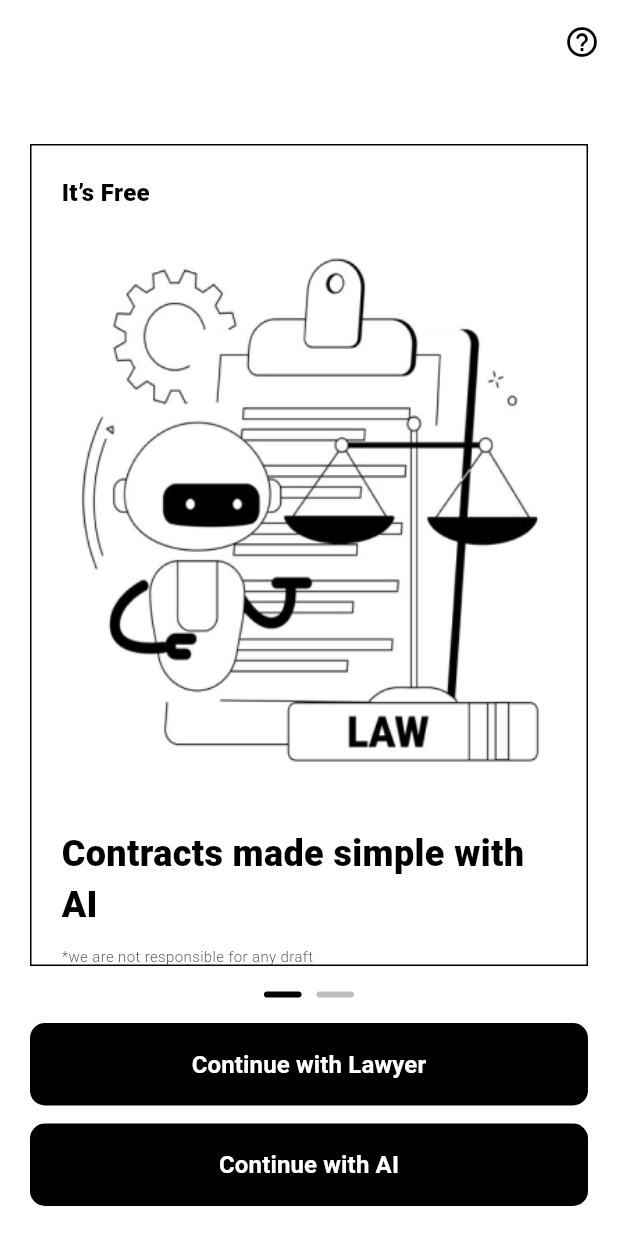
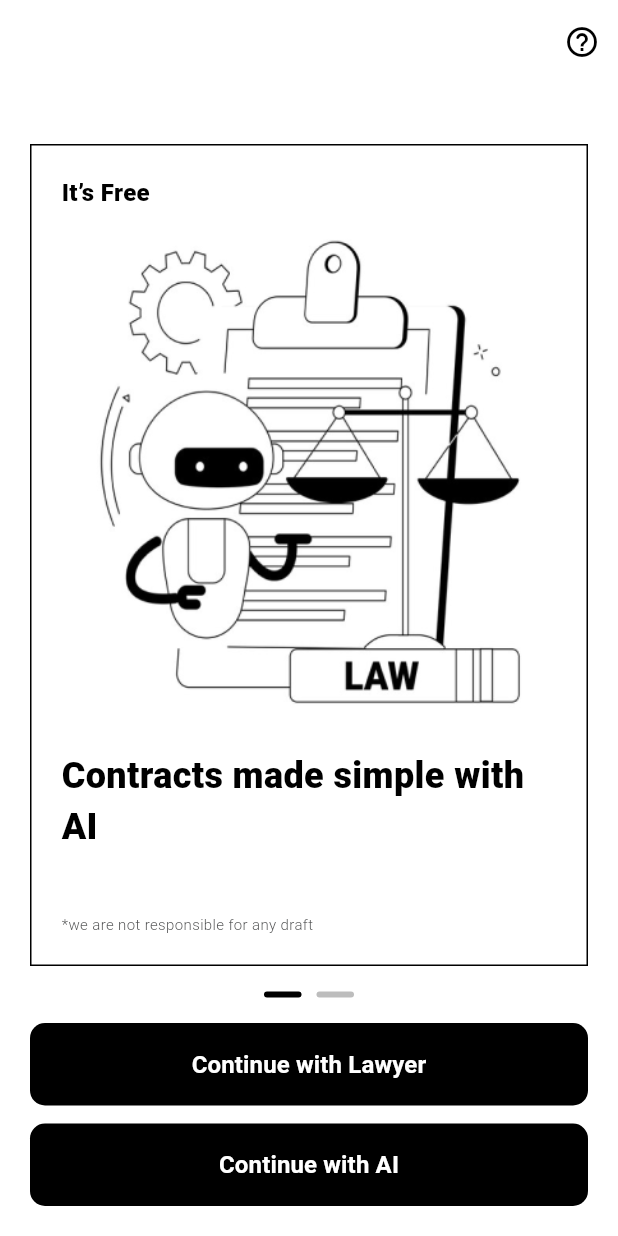
Before and after one commit to Ishita03-Singh/aapka_vakeel, a Flutter app: the ContractLoader screen opened directly with empty values, on a phone screen of 412 x 824 dp. Run offline on Flutter 3.47's test engine with Material 3 defaults, Android fonts, the phone set to English and light mode, and no system bars; drawn by our look-alikes of loader_overlay; our stand-ins replace animated_splash_screen, camera, cloud_firestore, country_picker, csc_picker, file_picker and 13 more; missing offline and left inert: flutter_callkit_incoming, flutter_pdfview, flutter_webrtc, razorpay_flutter, video_call; accounts and stored records are empty.

Commit message:
fix: styling issues

```diff
--- a/lib/screens/affidavitScreen.dart
+++ b/lib/screens/affidavitScreen.dart
@@ -628,14 +628,17 @@ List<String> affidavitList= [];
           itemCount: 2,
           itemBuilder: (context, index) {
               return Container(
+
               padding:EdgeInsets.all(20),
-              decoration: BoxDecoration(border: Border.all(color: Colors.black)),
+              decoration: BoxDecoration(
+                //  color: Colors.red,
+                border: Border.all(color: Colors.black)),
             child: Column(
               crossAxisAlignment: CrossAxisAlignment.stretch,
               mainAxisAlignment: MainAxisAlignment.spaceBetween,
               children: [
               CustomText.smallheadText(scrollWidgetContent[index]["type"]),
-              Image.asset(scrollWidgetContent[index]["imgPath"],height: MediaQuery.of(context).size.height/2,),
+              Image.asset(scrollWidgetContent[index]["imgPath"],height: MediaQuery.of(context).size.height/2.5,),
               CustomText.headText(scrollWidgetContent[index]["headText"]),
               SizedBox(height: 10),
               if(scrollWidgetContent[index]["infoText"]!="")
```
Also changed, not shown: lib/screens/consultation/advocateDetail.dart (+5 -3 lines).
